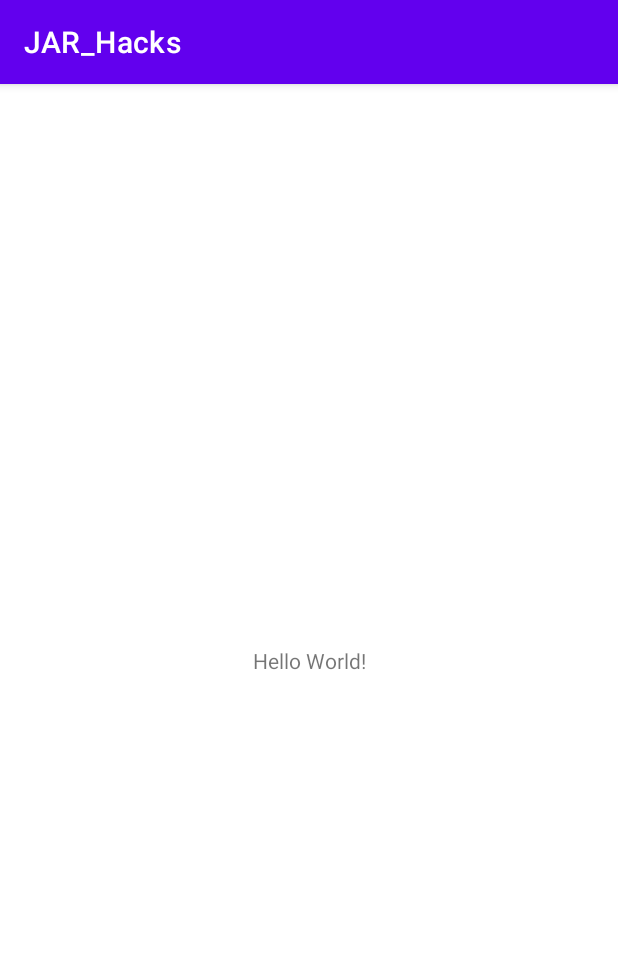
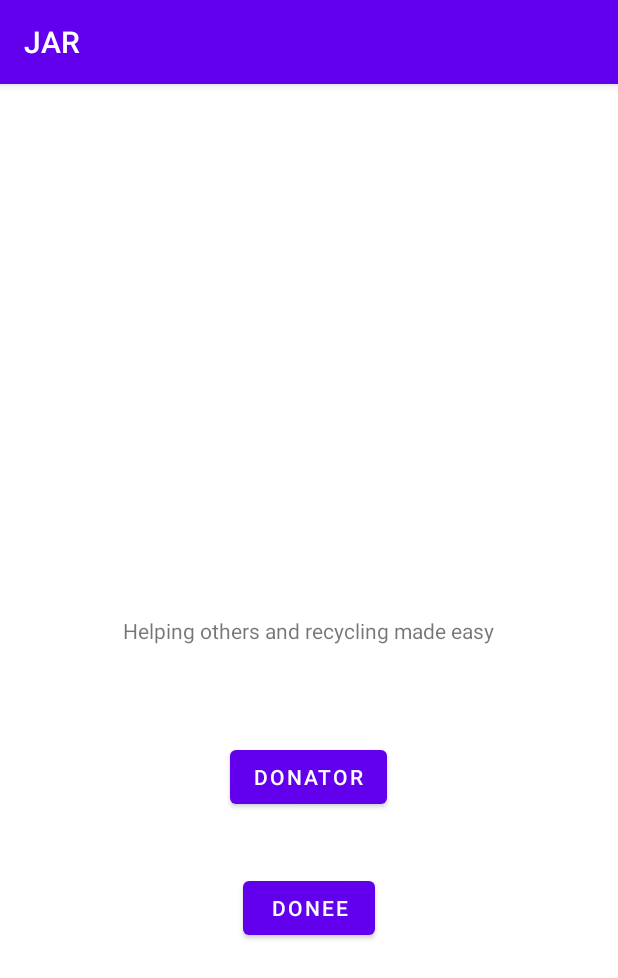
Before and after one commit to jeffrey-hu-53/JAR_Hacks, an Android app: the screen it shows after launch (MainActivity), on a phone screen of 412 x 824 dp. Shown: the top 978 px of the screen. Run offline under Robolectric (Android 15) with nearby library versions, the phone set to English and light mode, and no system bars.

Commit message:
Main Screen 1.0 -added donator and donee button (currently does nothing) -added motto to center of screen -changed app name from "JAR_Hacks" to "JAR"

```diff
--- a/app/src/main/res/layout/activity_main.xml
+++ b/app/src/main/res/layout/activity_main.xml
@@ -7,12 +7,42 @@
     tools:context=".MainActivity">
 
     <TextView
+        android:id="@+id/textView"
         android:layout_width="wrap_content"
         android:layout_height="wrap_content"
-        android:text="Hello World!"
+        android:layout_marginStart="80dp"
+        android:layout_marginTop="336dp"
+        android:layout_marginEnd="81dp"
+        android:layout_marginBottom="376dp"
+        android:text="Helping others and recycling made easy"
         app:layout_constraintBottom_toBottomOf="parent"
-        app:layout_constraintLeft_toLeftOf="parent"
-        app:layout_constraintRight_toRightOf="parent"
+        app:layout_constraintEnd_toEndOf="parent"
+        app:layout_constraintStart_toStartOf="parent"
         app:layout_constraintTop_toTopOf="parent" />
 
+    <Button
+        android:id="@+id/button"
+        android:layout_width="wrap_content"
+        android:layout_height="wrap_content"
+        android:layout_marginStart="153dp"
+        android:layout_marginTop="64dp"
+        android:layout_marginEnd="153dp"
+        android:text="Donator"
+        app:layout_constraintEnd_toEndOf="parent"
+        app:layout_constraintHorizontal_bias="0.0"
+        app:layout_constraintStart_toStartOf="parent"
+        app:layout_constraintTop_toBottomOf="@+id/textView" />
+
+    <Button
+        android:id="@+id/button2"
+        android:layout_width="wrap_content"
+        android:layout_height="wrap_content"
+        android:layout_marginStart="161dp"
+        android:layout_marginTop="39dp"
+        android:layout_marginEnd="162dp"
+        android:text="Donee"
+        app:layout_constraintEnd_toEndOf="parent"
+        app:layout_constraintStart_toStartOf="parent"
+        app:layout_constraintTop_toBottomOf="@+id/button" />
+
 </androidx.constraintlayout.widget.ConstraintLayout>
--- a/app/src/main/res/values/strings.xml
+++ b/app/src/main/res/values/strings.xml
@@ -1,3 +1,3 @@
 <resources>
-    <string name="app_name">JAR_Hacks</string>
+    <string name="app_name">JAR</string>
 </resources>
```
